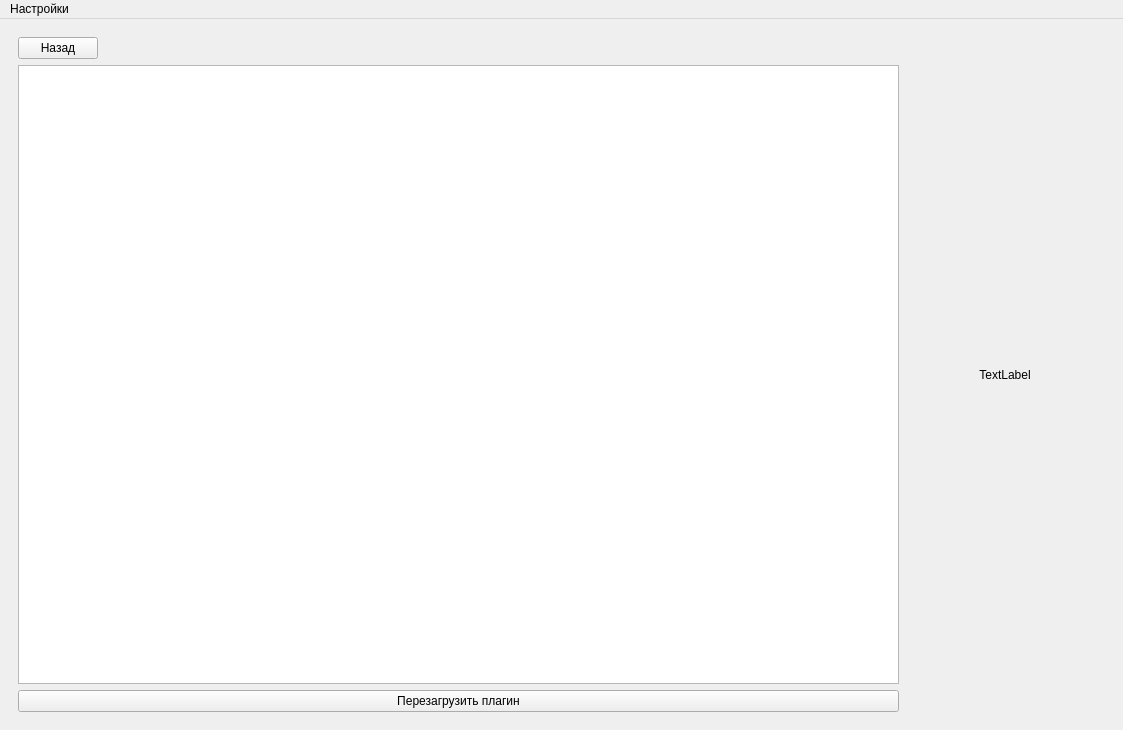
The window that ui/design.ui (CralixRaev/qtCashier) describes before a commit, drawn with Qt 5.
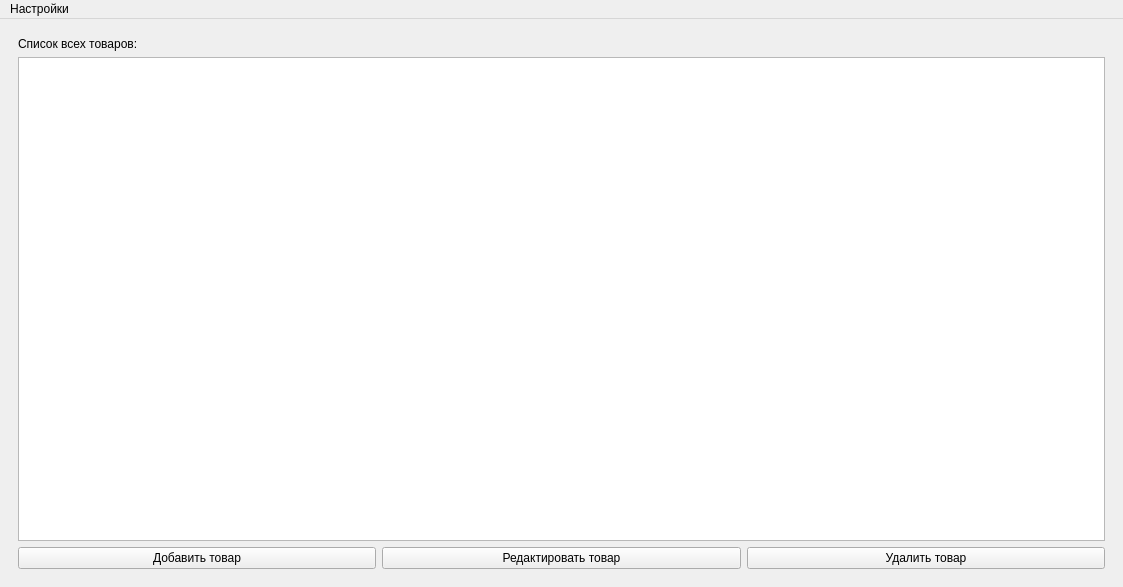
The same window after the commit. The open tabs and pages were chosen to show the change. Icons and pictures are not drawn.

Commit message: Обновил базу, переименовал модуль продуктов, поменял дизайн, удалил dacite, установил диалект SQL, настроил получение списка товаров

```diff
--- a/ui/design.ui
+++ b/ui/design.ui
@@ -7,7 +7,7 @@
     <x>0</x>
     <y>0</y>
     <width>1123</width>
-    <height>730</height>
+    <height>587</height>
    </rect>
   </property>
   <property name="sizePolicy">
@@ -290,8 +290,31 @@
        </layout>
       </widget>
       <widget class="QWidget" name="settingsPluginsPage">
-       <layout class="QHBoxLayout" name="horizontalLayout_3">
-        <item>
+       <layout class="QGridLayout" name="gridLayout_3">
+        <item row="0" column="1" colspan="2">
+         <widget class="QLabel" name="settingsPluginsInfo">
+          <property name="minimumSize">
+           <size>
+            <width>200</width>
+            <height>0</height>
+           </size>
+          </property>
+          <property name="text">
+           <string>TextLabel</string>
+          </property>
+          <property name="alignment">
+           <set>Qt::AlignCenter</set>
+          </property>
+         </widget>
+        </item>
+        <item row="1" column="1" colspan="2">
+         <widget class="QCheckBox" name="checkBox">
+          <property name="text">
+           <string>Включить/выключить плагин</string>
+          </property>
+         </widget>
+        </item>
+        <item row="0" column="0" rowspan="2">
          <layout class="QVBoxLayout" name="settingsPluginsListVerticalLayout">
           <item>
            <layout class="QHBoxLayout" name="settingsPluginsListHeaderHorizontalLayout">
@@ -329,22 +352,41 @@
           </item>
          </layout>
         </item>
-        <item>
-         <widget class="QLabel" name="settingsPluginsInfo">
-          <property name="minimumSize">
-           <size>
-            <width>200</width>
-            <height>0</height>
-           </size>
+       </layout>
+      </widget>
+      <widget class="QWidget" name="productManagePage">
+       <layout class="QGridLayout" name="gridLayout_2">
+        <item row="0" column="0" colspan="2">
+         <widget class="QLabel" name="productManageLabel">
+          <property name="text">
+           <string>Список всех товаров:</string>
           </property>
+         </widget>
+        </item>
+        <item row="2" column="0">
+         <widget class="QPushButton" name="productManageAddProduct">
           <property name="text">
-           <string>TextLabel</string>
+           <string>Добавить товар</string>
           </property>
-          <property name="alignment">
-           <set>Qt::AlignCenter</set>
+         </widget>
+        </item>
+        <item row="2" column="1">
+         <widget class="QPushButton" name="productManageEditProduct">
+          <property name="text">
+           <string>Редактировать товар</string>
           </property>
          </widget>
         </item>
+        <item row="2" column="2">
+         <widget class="QPushButton" name="productManageRemoveProduct">
+          <property name="text">
+           <string>Удалить товар</string>
+          </property>
+         </widget>
+        </item>
+        <item row="1" column="0" colspan="3">
+         <widget class="QListWidget" name="productManageList"/>
+        </item>
        </layout>
       </widget>
      </widget>
```
Left out of the diff: 22 changed lines with no effect on the pictures. The commit also changes 21 other files.
